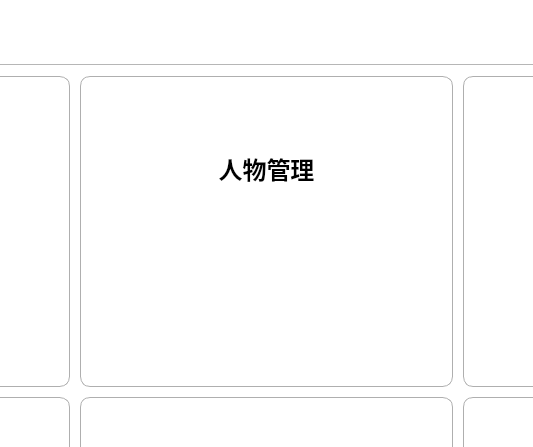
First picture: the form in visualizationSrc/qtUI/mainInterFace.ui, repository NWYLZW/A-Language-IDE, before the edit; both pictures show x 336 to 869 and y 0 to 447 of the 1200 by 720 pixel window.
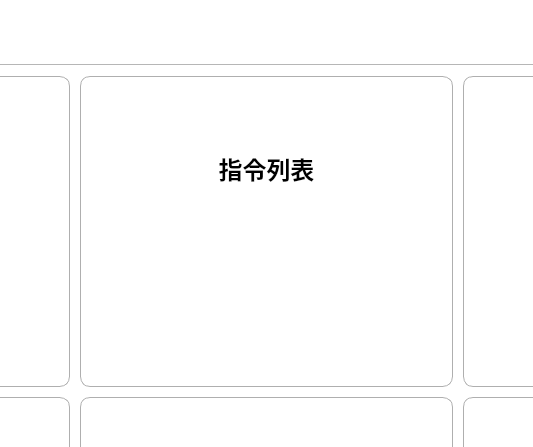
Second picture: the form after the edit. The open tabs and pages were chosen to show the change. Icons and pictures are not drawn.

```diff
--- a/visualizationSrc/qtUI/mainInterFace.ui
+++ b/visualizationSrc/qtUI/mainInterFace.ui
@@ -238,7 +238,7 @@
 &lt;p style=&quot;-qt-paragraph-type:empty; margin-top:0px; margin-bottom:0px; margin-left:0px; margin-right:0px; -qt-block-indent:0; text-indent:0px;&quot;&gt;&lt;br /&gt;&lt;/p&gt;
 &lt;p align=&quot;center&quot; style=&quot;-qt-paragraph-type:empty; margin-top:0px; margin-bottom:0px; margin-left:0px; margin-right:0px; -qt-block-indent:0; text-indent:0px; font-size:18pt; font-weight:600;&quot;&gt;&lt;br /&gt;&lt;/p&gt;
 &lt;p align=&quot;center&quot; style=&quot;-qt-paragraph-type:empty; margin-top:0px; margin-bottom:0px; margin-left:0px; margin-right:0px; -qt-block-indent:0; text-indent:0px; font-size:18pt; font-weight:600;&quot;&gt;&lt;br /&gt;&lt;/p&gt;
-&lt;p align=&quot;center&quot; style=&quot; margin-top:0px; margin-bottom:0px; margin-left:0px; margin-right:0px; -qt-block-indent:0; text-indent:0px;&quot;&gt;&lt;span style=&quot; font-size:18pt; font-weight:600;&quot;&gt;人物管理&lt;/span&gt;&lt;/p&gt;&lt;/body&gt;&lt;/html&gt;</string>
+&lt;p align=&quot;center&quot; style=&quot; margin-top:0px; margin-bottom:0px; margin-left:0px; margin-right:0px; -qt-block-indent:0; text-indent:0px;&quot;&gt;&lt;span style=&quot; font-size:18pt; font-weight:600;&quot;&gt;指令列表&lt;/span&gt;&lt;/p&gt;&lt;/body&gt;&lt;/html&gt;</string>
          </property>
         </widget>
        </item>
```
Left out of the diff: 10 changed lines with no effect on the pictures.
